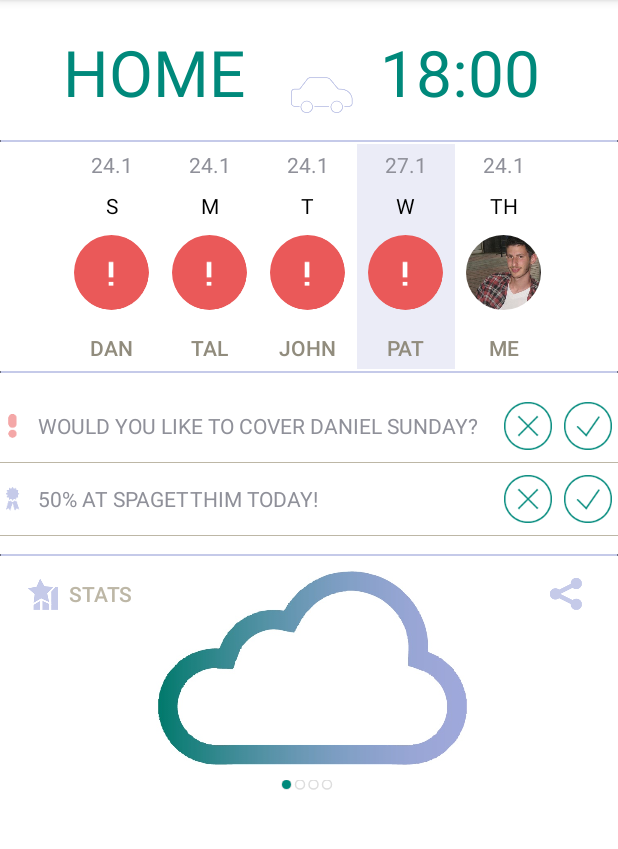
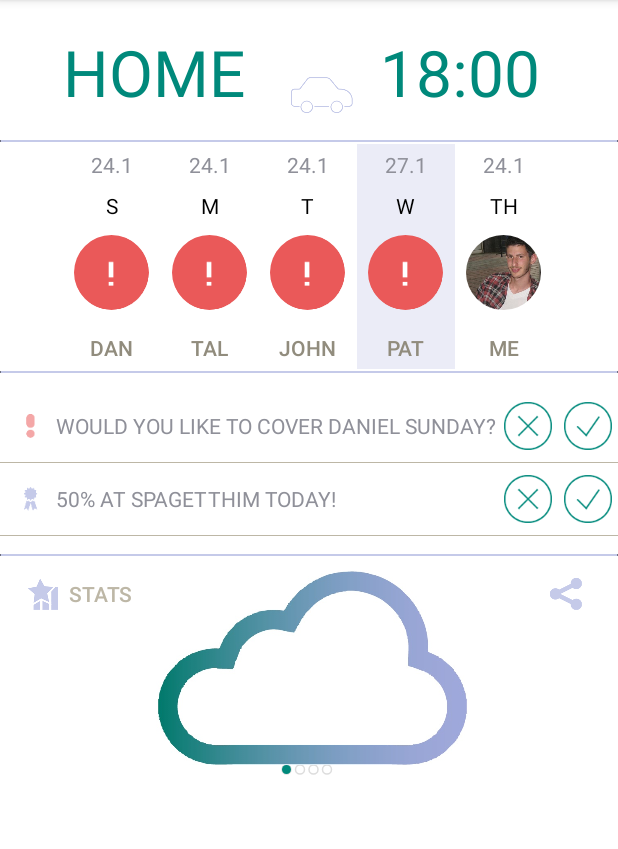
Before and after one commit to adamsh25/CarPal, an Android app: the screen it shows after launch (CarPalPanel), on a phone screen of 412 x 824 dp, the part 84-933 px from its top. Run offline under Robolectric (Android 15) with nearby library versions, the phone set to English and light mode, and no system bars; libraries missing offline, so code that uses them is left out: com.pkmmte.view; plain views replace CircularImageView.

Commit message:
CarPal Barry Main indicator in right palce

```diff
--- a/app/src/main/res/layout/activity_car_pal_panel.xml
+++ b/app/src/main/res/layout/activity_car_pal_panel.xml
@@ -453,8 +453,7 @@
             android:layout_width="fill_parent"
             android:layout_alignParentBottom="true"
             app:fillColor="#ff00897b"
-            android:layout_below="@+id/pager"
-            android:layout_marginTop="10dp" />
+            android:layout_below="@+id/pager" />
 
         <LinearLayout
             android:orientation="horizontal"
--- a/app/src/main/res/layout/notification_item.xml
+++ b/app/src/main/res/layout/notification_item.xml
@@ -7,7 +7,7 @@
     android:paddingTop="8dp"
     android:paddingBottom="8dp"
     android:paddingRight="4dp"
-    android:paddingLeft="4dp">
+    android:paddingLeft="16dp">
 
     <ImageView
         android:layout_width="16dp"
```
